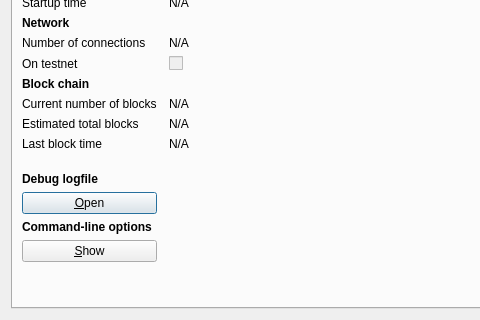
Old version of the form src/qt/forms/rpcconsole.ui in the repository raffermeko/bitcoin; both pictures show x 0 to 480 and y 130 to 450 of the 740 by 450 pixel window.
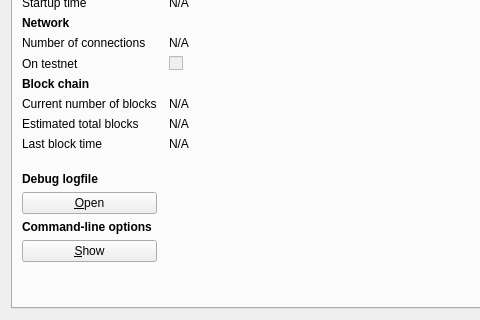
New version of the form. Icons and pictures are not drawn.

Commit message: make buttons in debug window non autoDefault

```diff
--- a/src/qt/forms/rpcconsole.ui
+++ b/src/qt/forms/rpcconsole.ui
@@ -301,6 +301,9 @@
          <property name="text">
           <string>&amp;Open</string>
          </property>
+         <property name="autoDefault">
+          <bool>false</bool>
+         </property>
         </widget>
        </item>
        <item row="15" column="0">
@@ -324,6 +327,9 @@
          <property name="text">
           <string>&amp;Show</string>
          </property>
+         <property name="autoDefault">
+          <bool>false</bool>
+         </property>
         </widget>
        </item>
        <item row="17" column="0">
```
